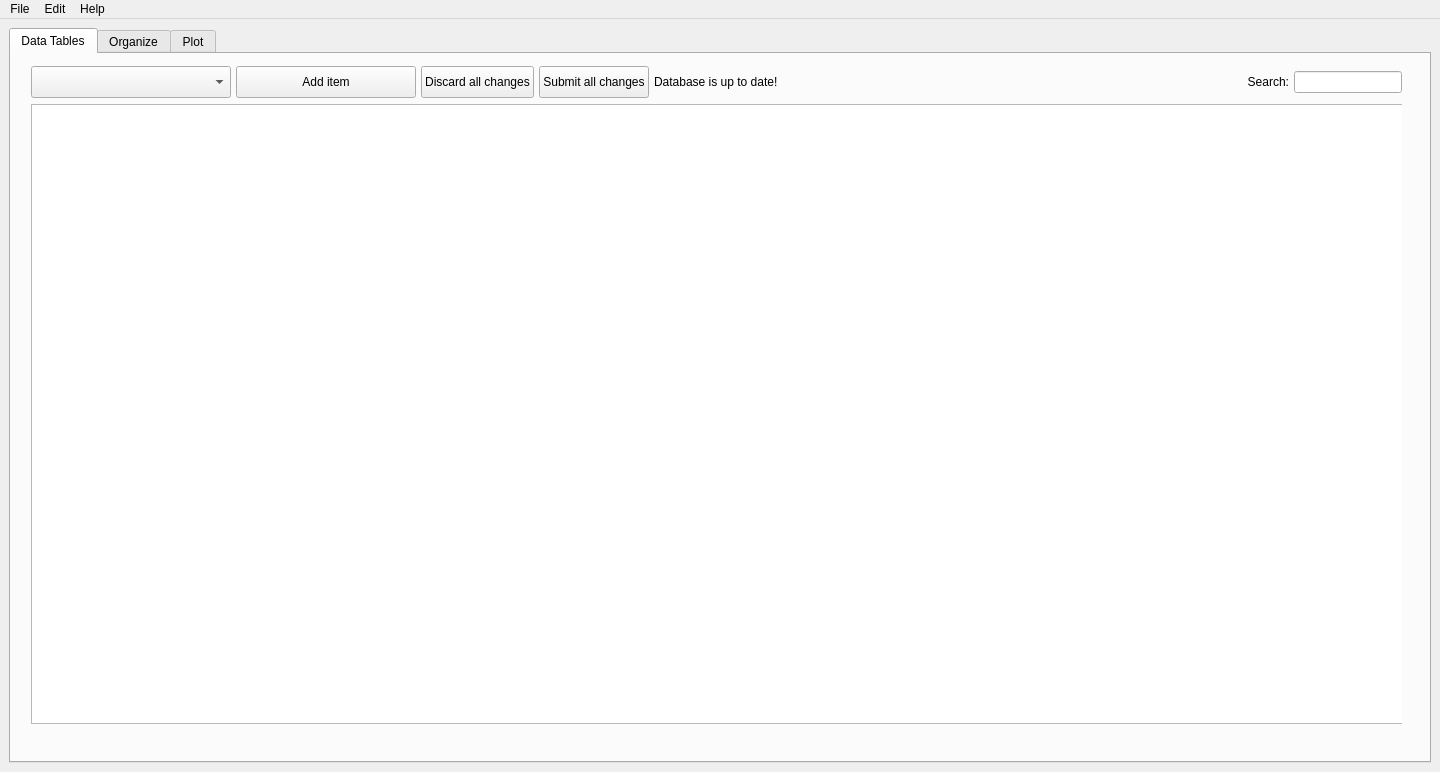
This is ui/GeochronMain.ui in kathrynmetcalf/GeoCORK as Qt 5 draws it before an edit. The edited form follows.
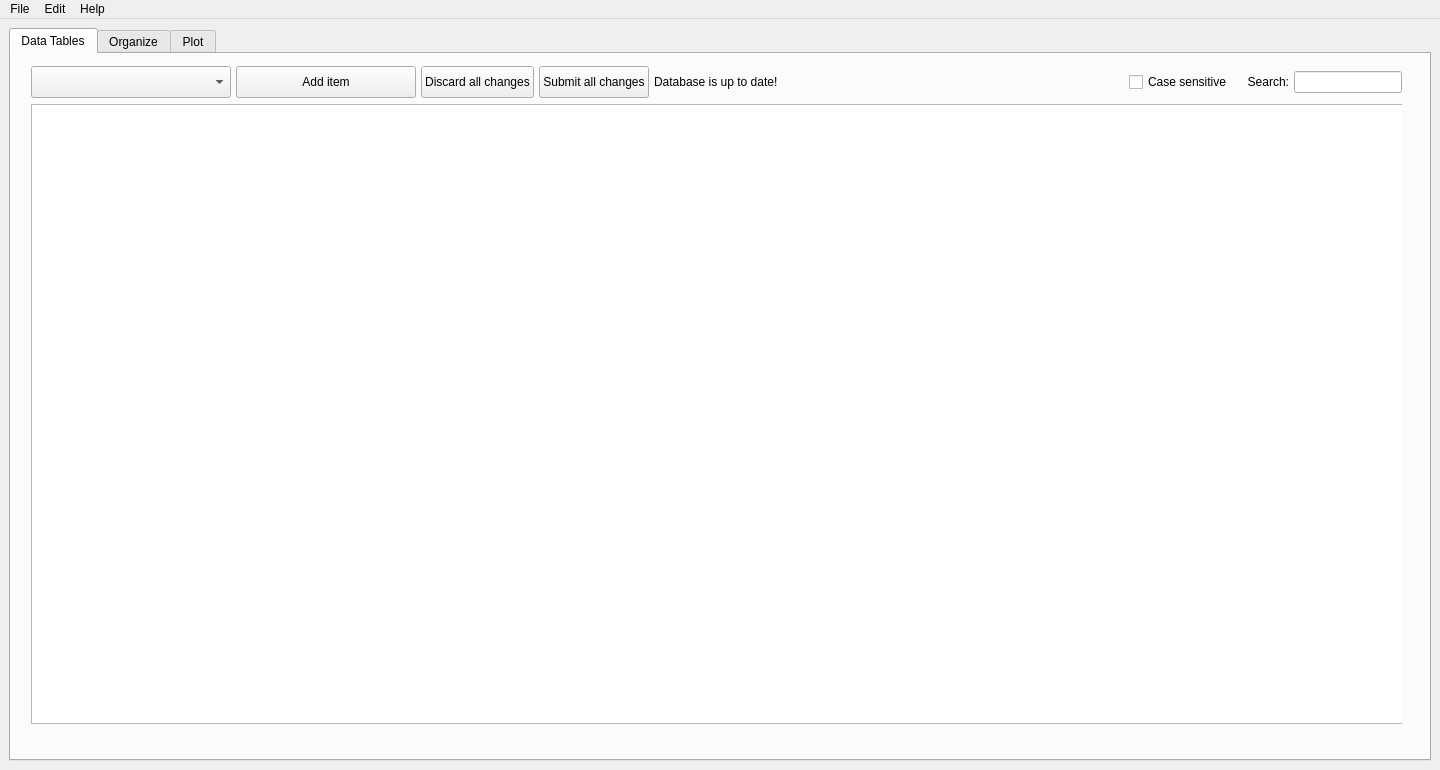
This is the edited form.

Commit message: Search now works for tables. Tried to implement case insensitivity for search, but not working yet.

Patch:
```diff
--- a/ui/GeochronMain.ui
+++ b/ui/GeochronMain.ui
@@ -7,7 +7,7 @@
     <x>0</x>
     <y>0</y>
     <width>1440</width>
-    <height>772</height>
+    <height>770</height>
    </rect>
   </property>
   <property name="windowTitle">
@@ -50,7 +50,7 @@
         </property>
         <layout class="QVBoxLayout" name="verticalLayout_3">
          <item>
-          <layout class="QHBoxLayout" name="horizontalLayout" stretch="0,0,0,0,0,0,0,0">
+          <layout class="QHBoxLayout" name="horizontalLayout" stretch="0,0,0,0,0,0,0,0,0,0">
            <property name="spacing">
             <number>5</number>
            </property>
@@ -171,6 +171,29 @@
              </property>
             </spacer>
            </item>
+           <item>
+            <widget class="QCheckBox" name="case_checkBox">
+             <property name="text">
+              <string>Case sensitive</string>
+             </property>
+            </widget>
+           </item>
+           <item>
+            <spacer name="horizontalSpacer_2">
+             <property name="orientation">
+              <enum>Qt::Horizontal</enum>
+             </property>
+             <property name="sizeType">
+              <enum>QSizePolicy::Fixed</enum>
+             </property>
+             <property name="sizeHint" stdset="0">
+              <size>
+               <width>10</width>
+               <height>20</height>
+              </size>
+             </property>
+            </spacer>
+           </item>
            <item>
             <widget class="QLabel" name="search_label">
              <property name="text">
```
Left out of the diff: 2 changed lines with no effect on the pictures. The commit also changes 4 other files.
